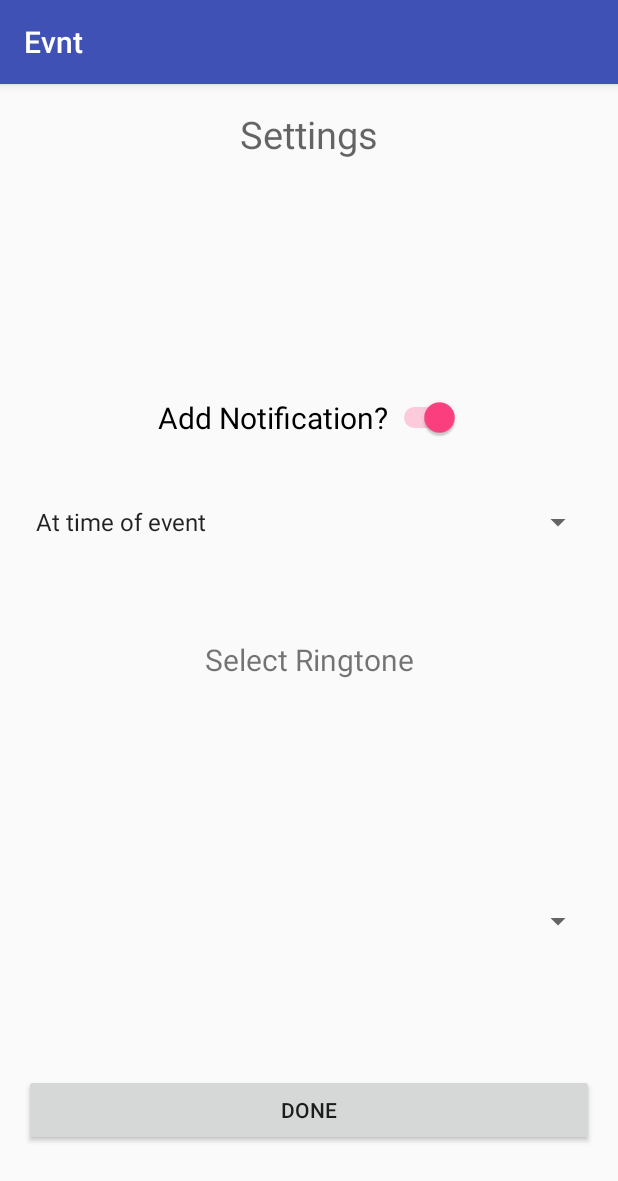
After one commit to adiarbib/Evnt, an Android app: the SettingsActivity screen opened directly, with no data from a screen before it, on a phone screen of 412 x 824 dp. The commit adds this screen. Shown: the top 1181 px of the screen. Run offline under Robolectric (Android 15) with nearby library versions, the phone set to English and light mode, and no system bars.

Commit message:
starting with settings

```diff
--- a/Evnt2/app/src/main/AndroidManifest.xml
+++ b/Evnt2/app/src/main/AndroidManifest.xml
@@ -31,6 +31,7 @@
             android:name="com.google.android.gms.version"
             android:value="@integer/google_play_services_version" />
 
+        <activity android:name=".SettingsActivity"></activity>
     </application>
 
 </manifest>
--- /dev/null
+++ b/Evnt2/app/src/main/java/com/example/user/evnt/AlertReceiver.java
@@ -0,0 +1,37 @@
+package com.example.user.evnt;
+
+import android.app.NotificationManager;
+import android.app.PendingIntent;
+import android.content.BroadcastReceiver;
+import android.content.Context;
+import android.content.Intent;
+import android.support.v4.app.NotificationCompat;
+
+/**
+ * Created by User on 10/02/2017.
+ */
+public class AlertReceiver extends BroadcastReceiver {
+    @Override
+    public void onReceive(Context context, Intent intent) {
+
+        createNotifiation(context,"Times Up","5 seconds have passed","Alert");
+
+    }
+
+    public void createNotifiation(Context context,String msg,String msgText,String msgAlert)
+    {
+        PendingIntent notificIntent=PendingIntent.getActivity(context,0,new Intent(context,MainActivity.class),0);
+        NotificationCompat.Builder mBuilder=new NotificationCompat.Builder(context)
+                .setContentTitle(msg)
+                .setTicker(msgAlert)
+                .setContentText(msgText);
+
+        mBuilder.setContentIntent(notificIntent);
+        mBuilder.setDefaults(NotificationCompat.DEFAULT_SOUND);
+        mBuilder.setAutoCancel(true);
+        NotificationManager mNotificationManager=
+                (NotificationManager)context.getSystemService(Context.NOTIFICATION_SERVICE);
+        mNotificationManager.notify(1,mBuilder.build());
+
+    }
+}
--- a/Evnt2/app/src/main/java/com/example/user/evnt/MainActivity.java
+++ b/Evnt2/app/src/main/java/com/example/user/evnt/MainActivity.java
@@ -5,6 +5,7 @@ import android.os.Bundle;
 import android.support.design.widget.FloatingActionButton;
 import android.support.v7.app.AppCompatActivity;
 import android.util.Log;
+import android.view.MenuItem;
 import android.view.View;
 import android.widget.AdapterView;
 import android.widget.ArrayAdapter;
@@ -83,4 +84,17 @@ public class MainActivity extends AppCompatActivity {
             }
         });
     }
+
+    @Override
+    public boolean onOptionsItemSelected(MenuItem item) {
+        // Handle item selection
+        switch (item.getItemId()) {
+            case R.id.action_settings:
+                Intent settings_intent=new Intent(MainActivity.this,SettingsActivity.class);
+                startActivity(settings_intent);
+                return true;
+            default:
+                return super.onOptionsItemSelected(item);
+        }
+    }
 }
--- /dev/null
+++ b/Evnt2/app/src/main/java/com/example/user/evnt/SettingsActivity.java
@@ -0,0 +1,70 @@
+package com.example.user.evnt;
+
+import android.support.v7.app.AppCompatActivity;
+import android.os.Bundle;
+import android.view.View;
+import android.widget.AdapterView;
+import android.widget.ArrayAdapter;
+import android.widget.Spinner;
+
+public class SettingsActivity extends AppCompatActivity implements AdapterView.OnItemSelectedListener {
+
+    String when_notification;
+    String which_song;
+    Spinner notif_spinner;
+    Spinner ringtones_spinner;
+    ArrayAdapter<CharSequence> spinner_notific_adapter;
+    ArrayAdapter<CharSequence> spinner_ringtones_adapter;
+
+    @Override
+    protected void onCreate(Bundle savedInstanceState) {
+        super.onCreate(savedInstanceState);
+        setContentView(R.layout.activity_settings);
+        initNotifcSpinner();
+        initRingtonesSpinner();
+    }
+
+    private void initRingtonesSpinner() {
+        ringtones_spinner = (Spinner) findViewById(R.id.ringtones_spinner);
+// Create an ArrayAdapter using the string array and a default spinner layout
+        spinner_ringtones_adapter = ArrayAdapter.createFromResource(this,
+                R.array.notifications_array, android.R.layout.simple_spinner_item);
+// Specify the layout to use when the list of choices appears
+        spinner_notific_adapter.setDropDownViewResource(android.R.layout.simple_spinner_dropdown_item);
+// Apply the adapter to the spinner
+        notif_spinner.setAdapter(spinner_ringtones_adapter);
+        notif_spinner.setOnItemSelectedListener(this);
+    }
+
+    private void initNotifcSpinner() {
+        notif_spinner = (Spinner) findViewById(R.id.notifications_spinner);
+// Create an ArrayAdapter using the string array and a default spinner layout
+        spinner_notific_adapter = ArrayAdapter.createFromResource(this,
+                R.array.notifications_array, android.R.layout.simple_spinner_item);
+// Specify the layout to use when the list of choices appears
+        spinner_notific_adapter.setDropDownViewResource(android.R.layout.simple_spinner_dropdown_item);
+// Apply the adapter to the spinner
+        notif_spinner.setAdapter(spinner_notific_adapter);
+        notif_spinner.setOnItemSelectedListener(this);
+    }
+
+    @Override
+    public void onItemSelected(AdapterView<?> parent, View view, int pos, long id) {
+        Spinner spinner = (Spinner) parent;
+        if(spinner.getId() == R.id.notifications_spinner)
+        {
+            when_notification = (String) parent.getItemAtPosition(pos);
+        }
+        else if(spinner.getId() == R.id.ringtones_spinner)
+        {
+            which_song=(String)parent.getItemAtPosition(pos);
+        }
+
+    }
+
+    @Override
+    public void onNothingSelected(AdapterView<?> adapterView) {
+
+    }
+
+}
--- /dev/null
+++ b/Evnt2/app/src/main/res/layout/activity_settings.xml
@@ -0,0 +1,75 @@
+<?xml version="1.0" encoding="utf-8"?>
+<RelativeLayout xmlns:android="http://schemas.android.com/apk/res/android"
+    xmlns:tools="http://schemas.android.com/tools"
+    android:layout_width="match_parent"
+    android:layout_height="match_parent"
+    android:paddingBottom="@dimen/activity_vertical_margin"
+    android:paddingLeft="@dimen/activity_horizontal_margin"
+    android:paddingRight="@dimen/activity_horizontal_margin"
+    android:paddingTop="@dimen/activity_vertical_margin"
+    tools:context="com.example.user.evnt.SettingsActivity">
+
+    <Spinner
+        android:id="@+id/notifications_spinner"
+        android:layout_width="match_parent"
+        android:layout_height="wrap_content"
+        android:layout_above="@+id/select_ringtone_textView"
+        android:layout_alignParentStart="true"
+        android:layout_marginBottom="66dp">
+
+    </Spinner>
+
+    <Switch
+        android:layout_width="wrap_content"
+        android:layout_height="wrap_content"
+        android:text="Add Notification?"
+        android:id="@+id/notif_switch"
+        android:checked="true"
+        android:textAlignment="center"
+        android:layout_above="@+id/notifications_spinner"
+        android:layout_centerHorizontal="true"
+        android:layout_marginBottom="44dp"
+        android:textSize="20dp"/>
+
+    <TextView
+        android:layout_width="match_parent"
+        android:layout_height="wrap_content"
+        android:text="Select Ringtone"
+        android:id="@+id/select_ringtone_textView"
+        android:textAlignment="center"
+        android:layout_centerVertical="true"
+        android:layout_alignStart="@+id/notif_switch"
+        android:layout_alignEnd="@+id/notif_switch"
+        android:textSize="20dp"/>
+
+    <Spinner
+        android:layout_width="match_parent"
+        android:layout_height="wrap_content"
+        android:id="@+id/ringtones_spinner"
+        android:layout_alignParentBottom="true"
+        android:layout_alignParentStart="true"
+        android:layout_marginBottom="182dp">
+
+    </Spinner>
+
+    <TextView
+        android:layout_width="wrap_content"
+        android:layout_height="wrap_content"
+        android:textAppearance="?android:attr/textAppearanceMedium"
+        android:text="Settings"
+        android:id="@+id/textView"
+        android:layout_alignParentTop="true"
+        android:layout_centerHorizontal="true"
+        android:textSize="25dp"/>
+
+    <Button
+        android:layout_width="wrap_content"
+        android:layout_height="wrap_content"
+        android:text="Done"
+        android:id="@+id/done_settings_but"
+        android:layout_alignParentBottom="true"
+        android:layout_alignParentStart="true"
+        android:layout_marginBottom="44dp"
+        android:layout_alignParentEnd="true" />
+
+</RelativeLayout>
--- a/Evnt2/app/src/main/res/menu/menu_main.xml
+++ b/Evnt2/app/src/main/res/menu/menu_main.xml
@@ -2,6 +2,7 @@
     xmlns:app="http://schemas.android.com/apk/res-auto"
     xmlns:tools="http://schemas.android.com/tools"
     tools:context="com.example.user.evnt.MainActivity">
+
     <item
         android:id="@+id/action_settings"
         android:orderInCategory="100"
--- a/Evnt2/app/src/main/res/values/strings.xml
+++ b/Evnt2/app/src/main/res/values/strings.xml
@@ -5,4 +5,22 @@
     <string name="appwidget_text">EXAMPLE</string>
     <string name="configure">Configure</string>
     <string name="add_widget">Add widget</string>
+
+    <string-array name="notifications_array">
+        <item>At time of event</item>
+        <item>1 hour before</item>
+        <item>2 hours before</item>
+        <item>1 day before</item>
+        <item>2 days before</item>
+        <item>1 week before</item>
+    </string-array>
+
+    <string-array name="ringtones_array">
+        <item>Hello</item>
+        <item>Make You Feel My Love</item>
+        <item>Send My Love</item>
+        <item>Skyfall</item>
+        <item>Turning Tables</item>
+        <item>Rumor Has It</item>
+    </string-array>
 </resources>
```
Also changed, not shown: 6 other files.
